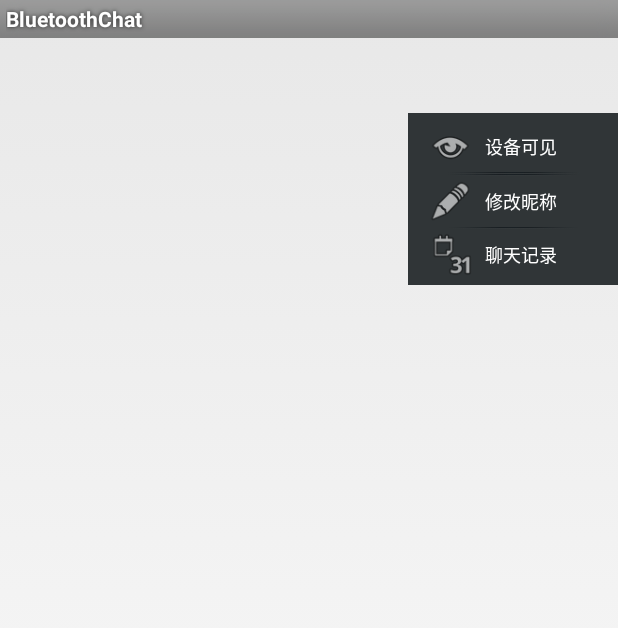
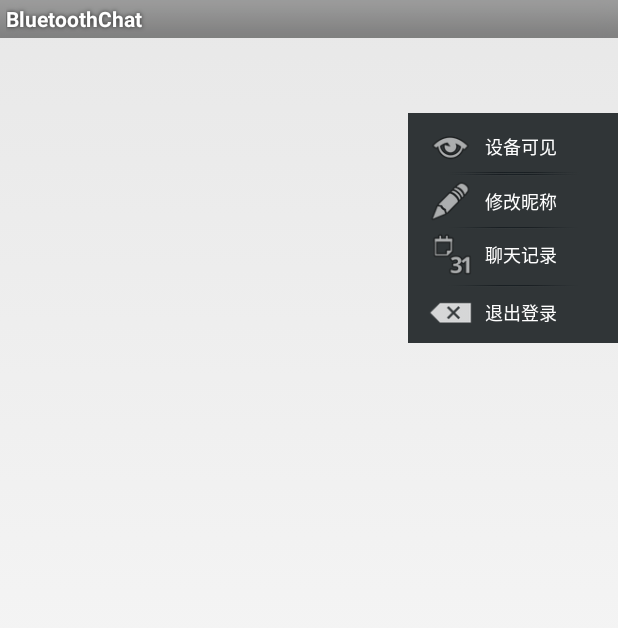
Before and after one commit to huangdashun/BluetoothChat, an Android app: the layout pop_dialog.xml on its own in the app's theme, with its tools: preview values and no code run, on a phone screen of 412 x 824 dp. Shown: the top 628 px of the screen. Run offline under Robolectric (Android 15) with nearby library versions, the phone set to English and light mode, and no system bars.

Commit message:
发现回到登录界面的bug,未修复

```diff
--- a/app/src/main/java/huangshun/it/com/btproject/activity/PopDialogActivity.java
+++ b/app/src/main/java/huangshun/it/com/btproject/activity/PopDialogActivity.java
@@ -31,7 +31,7 @@ public class PopDialogActivity extends Activity implements OnClickListener {
     private LinearLayout mDeviceVisible;
     private LinearLayout mAlterName;
     private LinearLayout mChattingRecords;
-//	private LinearLayout mFeedBack;
+    private LinearLayout mExit;
 
     private BluetoothAdapter mBluetoothAdapter;
 
@@ -48,7 +48,7 @@ public class PopDialogActivity extends Activity implements OnClickListener {
         mDeviceVisible = (LinearLayout) findViewById(R.id.device_visible);//设备可见
         mAlterName = (LinearLayout) findViewById(R.id.alter_name);//修改昵称
         mChattingRecords = (LinearLayout) findViewById(R.id.chatting_records);//聊天记录
-//		mFeedBack = (LinearLayout)findViewById(R.id.id_feedback);
+        mExit = (LinearLayout) findViewById(R.id.exit);
         // 获得蓝牙管理器
         mBluetoothAdapter = BluetoothAdapter.getDefaultAdapter();
         if (mBluetoothAdapter == null) {
@@ -60,7 +60,7 @@ public class PopDialogActivity extends Activity implements OnClickListener {
         mDeviceVisible.setOnClickListener(this);
         mAlterName.setOnClickListener(this);
         mChattingRecords.setOnClickListener(this);
-//		mFeedBack.setOnClickListener(this);
+        mExit.setOnClickListener(this);
     }
 
     @Override
@@ -82,6 +82,10 @@ public class PopDialogActivity extends Activity implements OnClickListener {
                 Intent recordIntent = new Intent(PopDialogActivity.this, RecordListActivity.class);
                 startActivity(recordIntent);
                 break;
+            case R.id.exit://退出登录
+                Intent loginActivity = new Intent(PopDialogActivity.this, LoginActivity.class);
+                loginActivity.setFlags(Intent.FLAG_ACTIVITY_CLEAR_TOP);
+                startActivity(loginActivity);
         }
     }
 
--- a/app/src/main/res/layout/pop_dialog.xml
+++ b/app/src/main/res/layout/pop_dialog.xml
@@ -136,6 +136,37 @@
                     android:textColor="#fff"
                     android:textSize="12dp" />
             </LinearLayout>
+
+            <ImageView
+                android:layout_width="match_parent"
+                android:layout_height="wrap_content"
+                android:src="@drawable/pop_line" />
+
+            <LinearLayout
+                android:id="@+id/exit"
+                android:layout_width="match_parent"
+                android:layout_height="wrap_content"
+                android:layout_marginBottom="3dp"
+                android:layout_marginLeft="5dp"
+                android:layout_marginRight="5dp"
+                android:background="@drawable/pop_list_selector">
+
+                <ImageView
+                    android:layout_width="30dp"
+                    android:layout_height="30dp"
+                    android:layout_gravity="center_vertical"
+                    android:layout_marginLeft="8dp"
+                    android:src="@android:drawable/ic_input_delete" />
+
+                <TextView
+                    android:layout_width="wrap_content"
+                    android:layout_height="wrap_content"
+                    android:layout_gravity="center_vertical"
+                    android:padding="8dp"
+                    android:text="退出登录"
+                    android:textColor="#fff"
+                    android:textSize="12dp" />
+            </LinearLayout>
         </LinearLayout>
     </RelativeLayout>
 
```
